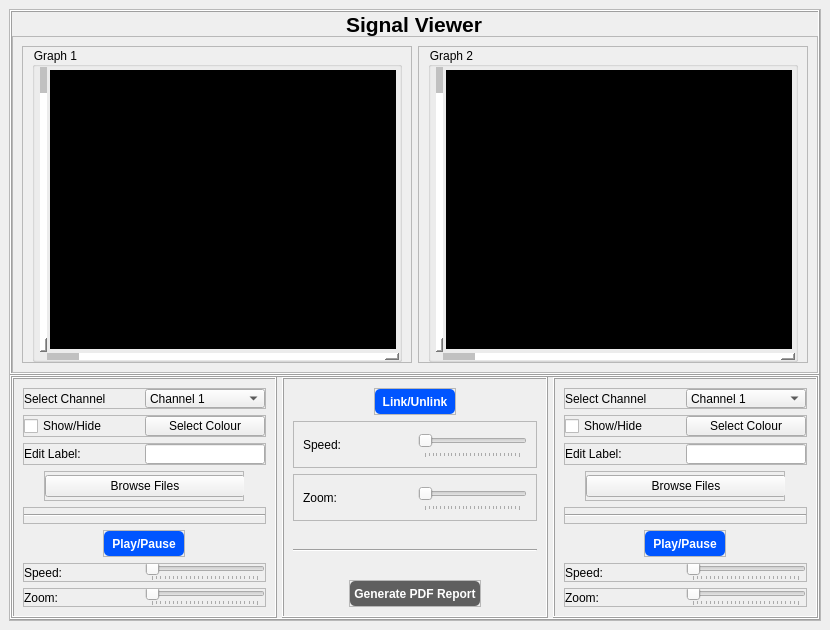
OmarAtef0/Digital-Signal-Visualizer, file task1.ui: the form before one commit.
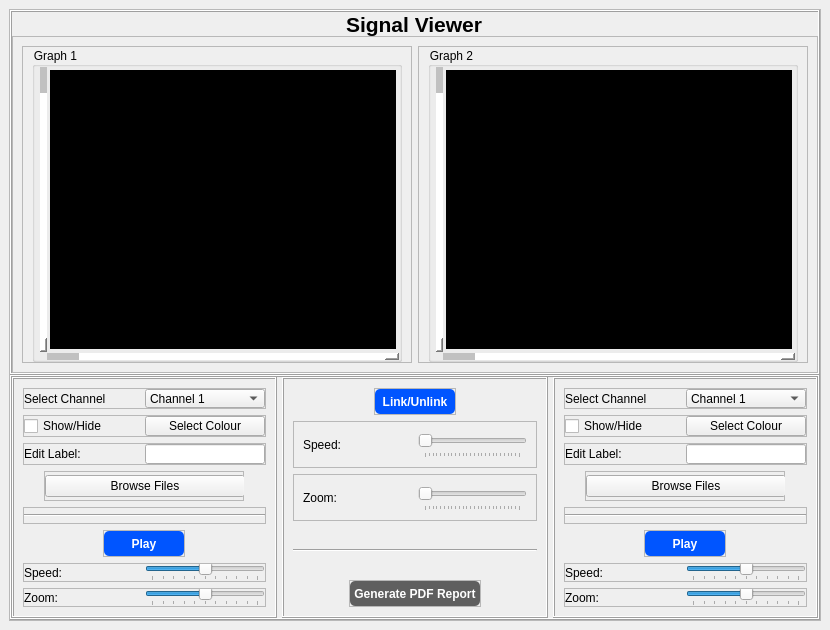
The form after the commit. Custom widgets are drawn as their Qt base class.

Commit message: SpeedSlider + ZoomSlider +PlayPause

```diff
--- a/task1.ui
+++ b/task1.ui
@@ -6,7 +6,7 @@
    <rect>
     <x>0</x>
     <y>0</y>
-    <width>820</width>
+    <width>830</width>
     <height>630</height>
    </rect>
   </property>
@@ -924,6 +924,7 @@
                   </property>
                   <property name="font">
                    <font>
+                    <weight>75</weight>
                     <bold>true</bold>
                    </font>
                   </property>
@@ -935,7 +936,7 @@
 </string>
                   </property>
                   <property name="text">
-                   <string>Play/Pause</string>
+                   <string>Play</string>
                   </property>
                  </widget>
                 </item>
@@ -1006,7 +1007,19 @@
                    </size>
                   </property>
                   <property name="maximum">
-                   <number>250</number>
+                   <number>10</number>
+                  </property>
+                  <property name="singleStep">
+                   <number>1</number>
+                  </property>
+                  <property name="pageStep">
+                   <number>1</number>
+                  </property>
+                  <property name="value">
+                   <number>5</number>
+                  </property>
+                  <property name="sliderPosition">
+                   <number>5</number>
                   </property>
                   <property name="tracking">
                    <bool>true</bool>
@@ -1089,7 +1102,16 @@
                    </size>
                   </property>
                   <property name="maximum">
-                   <number>250</number>
+                   <number>10</number>
+                  </property>
+                  <property name="singleStep">
+                   <number>1</number>
+                  </property>
+                  <property name="value">
+                   <number>5</number>
+                  </property>
+                  <property name="sliderPosition">
+                   <number>5</number>
                   </property>
                   <property name="tracking">
                    <bool>true</bool>
@@ -1819,6 +1841,7 @@
                   </property>
                   <property name="font">
                    <font>
+                    <weight>75</weight>
                     <bold>true</bold>
                    </font>
                   </property>
@@ -1830,7 +1853,7 @@
 </string>
                   </property>
                   <property name="text">
-                   <string>Play/Pause</string>
+                   <string>Play</string>
                   </property>
                  </widget>
                 </item>
@@ -1901,7 +1924,10 @@
                    </size>
                   </property>
                   <property name="maximum">
-                   <number>250</number>
+                   <number>10</number>
+                  </property>
+                  <property name="value">
+                   <number>5</number>
                   </property>
                   <property name="tracking">
                    <bool>true</bool>
@@ -1983,8 +2009,17 @@
                     <height>15</height>
                    </size>
                   </property>
+                  <property name="cursor">
+                   <cursorShape>PointingHandCursor</cursorShape>
+                  </property>
+                  <property name="minimum">
+                   <number>0</number>
+                  </property>
                   <property name="maximum">
-                   <number>250</number>
+                   <number>10</number>
+                  </property>
+                  <property name="value">
+                   <number>5</number>
                   </property>
                   <property name="tracking">
                    <bool>true</bool>
```
Left out of the diff: 48 changed lines with no effect on the pictures. The commit also changes 2 other files.
